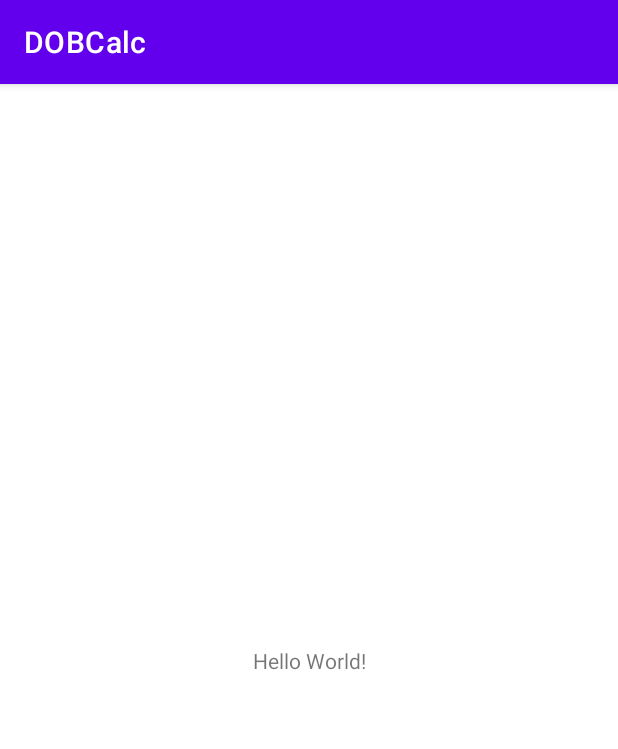
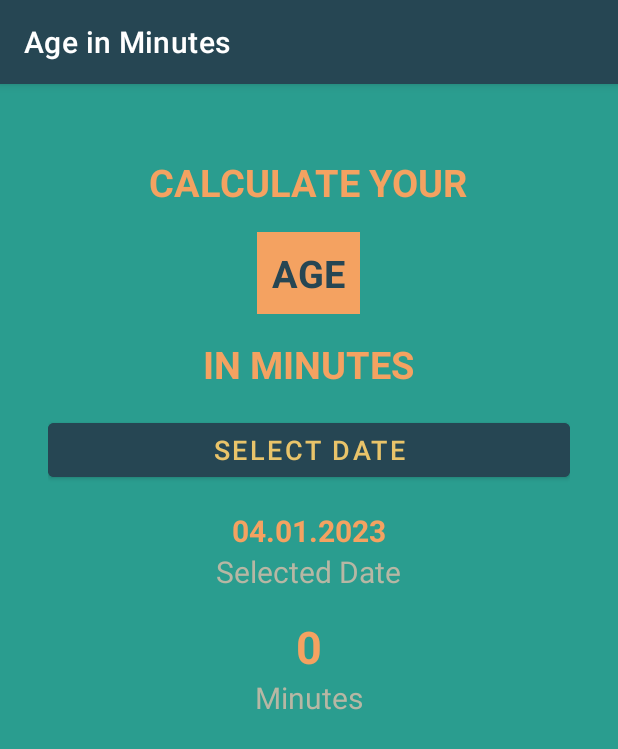
Before and after one commit to TubeScreamer/DateOfBirthCalculator, an Android app: the screen it shows after launch (MainActivity), on a phone screen of 412 x 824 dp. Shown: the top 749 px of the screen. Run offline under Robolectric (Android 15) with nearby library versions, the phone set to English and light mode, and no system bars.

Commit message:
app complete

```diff
--- a/app/src/main/java/com/bonamash/dobcalc/MainActivity.kt
+++ b/app/src/main/java/com/bonamash/dobcalc/MainActivity.kt
@@ -1,11 +1,55 @@
 package com.bonamash.dobcalc
 
+import android.app.DatePickerDialog
 import androidx.appcompat.app.AppCompatActivity
 import android.os.Bundle
+import android.widget.Button
+import android.widget.DatePicker
+import android.widget.TextView
+import android.widget.Toast
+import java.text.SimpleDateFormat
+import java.util.*
 
 class MainActivity : AppCompatActivity() {
     override fun onCreate(savedInstanceState: Bundle?) {
         super.onCreate(savedInstanceState)
         setContentView(R.layout.activity_main)
+
+        val btnDatePicker: Button = findViewById(R.id.btnDatePicker)
+
+        btnDatePicker.setOnClickListener {
+            clickDatePicker()
+        }
+    }
+
+    private fun clickDatePicker() {
+        val myCalendar = Calendar.getInstance()
+        val year = myCalendar.get(Calendar.YEAR)
+        val month = myCalendar.get(Calendar.MONTH)
+        val day = myCalendar.get(Calendar.DAY_OF_MONTH)
+        val tvSelected : TextView = findViewById(R.id.tvSelectedDate)
+        val tvMinutes : TextView = findViewById(R.id.tvMinutes)
+
+        val dpd = DatePickerDialog(this,
+            { _, selectedYear, selectedMonth, selectedDayOfMonth ->
+                val dateStr = "$selectedDayOfMonth.${selectedMonth + 1}.$selectedYear"
+                tvSelected.text = dateStr
+
+                val sdf = SimpleDateFormat("dd.MM.yyyy", Locale.ENGLISH)
+                val birthDate = sdf.parse(dateStr)
+                birthDate?.let {
+                    val birthdayInMinutes = birthDate.time / 60000
+                    val currentDate = sdf.parse(sdf.format(System.currentTimeMillis()))
+                    currentDate?.let {
+                        val currInMinutes = currentDate.time / 60000
+                        val ageInMinutes = currInMinutes - birthdayInMinutes
+                        tvMinutes.text = "$ageInMinutes"
+                    }
+                }
+            }, year, month, day)
+
+        // limiting birthdate to yesterday
+        dpd.datePicker.maxDate = System.currentTimeMillis() - 86400000
+        dpd.show()
     }
 }
--- a/app/src/main/res/layout/activity_main.xml
+++ b/app/src/main/res/layout/activity_main.xml
@@ -1,18 +1,91 @@
 <?xml version="1.0" encoding="utf-8"?>
-<androidx.constraintlayout.widget.ConstraintLayout xmlns:android="http://schemas.android.com/apk/res/android"
+<LinearLayout xmlns:android="http://schemas.android.com/apk/res/android"
     xmlns:app="http://schemas.android.com/apk/res-auto"
     xmlns:tools="http://schemas.android.com/tools"
     android:layout_width="match_parent"
     android:layout_height="match_parent"
-    tools:context=".MainActivity">
+    tools:context=".MainActivity"
+    android:orientation="vertical"
+    android:background="@color/bgColor"
+    android:gravity="center_horizontal"
+    android:padding="32dp">
 
     <TextView
         android:layout_width="wrap_content"
         android:layout_height="wrap_content"
-        android:text="Hello World!"
-        app:layout_constraintBottom_toBottomOf="parent"
-        app:layout_constraintEnd_toEndOf="parent"
-        app:layout_constraintStart_toStartOf="parent"
-        app:layout_constraintTop_toTopOf="parent" />
+        android:layout_marginTop="16dp"
+        android:text="CALCULATE YOUR"
+        android:textColor="@color/textOrange"
+        android:textSize="25sp"
+        android:textStyle="bold"
+        />
 
-</androidx.constraintlayout.widget.ConstraintLayout>
+    <TextView
+        android:layout_width="wrap_content"
+        android:layout_height="wrap_content"
+        android:layout_marginTop="16dp"
+        android:text="AGE"
+        android:padding="10dp"
+        android:background="@color/textOrange"
+        android:textColor="@color/textDark"
+        android:textSize="25sp"
+        android:textStyle="bold"
+        />
+
+    <TextView
+        android:layout_width="wrap_content"
+        android:layout_height="wrap_content"
+        android:layout_marginTop="16dp"
+        android:text="IN MINUTES"
+        android:textColor="@color/textOrange"
+        android:textSize="25sp"
+        android:textStyle="bold"
+        />
+
+    <Button
+        android:id="@+id/btnDatePicker"
+        android:layout_width="match_parent"
+        android:layout_height="wrap_content"
+        android:layout_marginTop="16dp"
+        android:textSize="18sp"
+        android:text="SELECT DATE"
+        android:textColor="@color/btnText"
+        android:backgroundTint="@color/textDark"/>
+
+    <TextView
+        android:id="@+id/tvSelectedDate"
+        android:layout_width="wrap_content"
+        android:layout_height="wrap_content"
+        android:layout_marginTop="16dp"
+        android:text="04.01.2023"
+        android:textColor="@color/textOrange"
+        android:textSize="20sp"
+        android:textStyle="bold" />
+
+    <TextView
+        android:layout_width="wrap_content"
+        android:layout_height="wrap_content"
+        android:text="Selected Date"
+        android:textColor="@color/lightGrey"
+        android:textSize="20sp"
+        />
+
+    <TextView
+        android:id="@+id/tvMinutes"
+        android:layout_width="wrap_content"
+        android:layout_height="wrap_content"
+        android:layout_marginTop="16dp"
+        android:text="0"
+        android:textColor="@color/textOrange"
+        android:textSize="30sp"
+        android:textStyle="bold" />
+
+    <TextView
+        android:layout_width="wrap_content"
+        android:layout_height="wrap_content"
+        android:text="Minutes"
+        android:textColor="@color/lightGrey"
+        android:textSize="20sp"
+        />
+
+</LinearLayout>
--- a/app/src/main/res/values/colors.xml
+++ b/app/src/main/res/values/colors.xml
@@ -7,4 +7,10 @@
     <color name="teal_700">#FF018786</color>
     <color name="black">#FF000000</color>
     <color name="white">#FFFFFFFF</color>
+    <color name="textOrange">#F4A261</color>
+    <color name="bgColor">#2a9d8f</color>
+    <color name="textDark">#264653</color>
+    <color name="btnText">#e9c46a</color>
+    <color name="lightGrey">#b7b7a4</color>
+
 </resources>
--- a/app/src/main/res/values/strings.xml
+++ b/app/src/main/res/values/strings.xml
@@ -1,3 +1,3 @@
 <resources>
-    <string name="app_name">DOBCalc</string>
+    <string name="app_name">Age in Minutes</string>
 </resources>
--- a/app/src/main/res/values/themes.xml
+++ b/app/src/main/res/values/themes.xml
@@ -2,9 +2,9 @@
     <!-- Base application theme. -->
     <style name="Theme.DOBCalc" parent="Theme.MaterialComponents.DayNight.DarkActionBar">
         <!-- Primary brand color. -->
-        <item name="colorPrimary">@color/purple_500</item>
+        <item name="colorPrimary">@color/textDark</item>
         <item name="colorPrimaryVariant">@color/purple_700</item>
-        <item name="colorOnPrimary">@color/white</item>
+        <item name="colorOnPrimary">@color/btnText</item>
         <!-- Secondary brand color. -->
         <item name="colorSecondary">@color/teal_200</item>
         <item name="colorSecondaryVariant">@color/teal_700</item>
```
